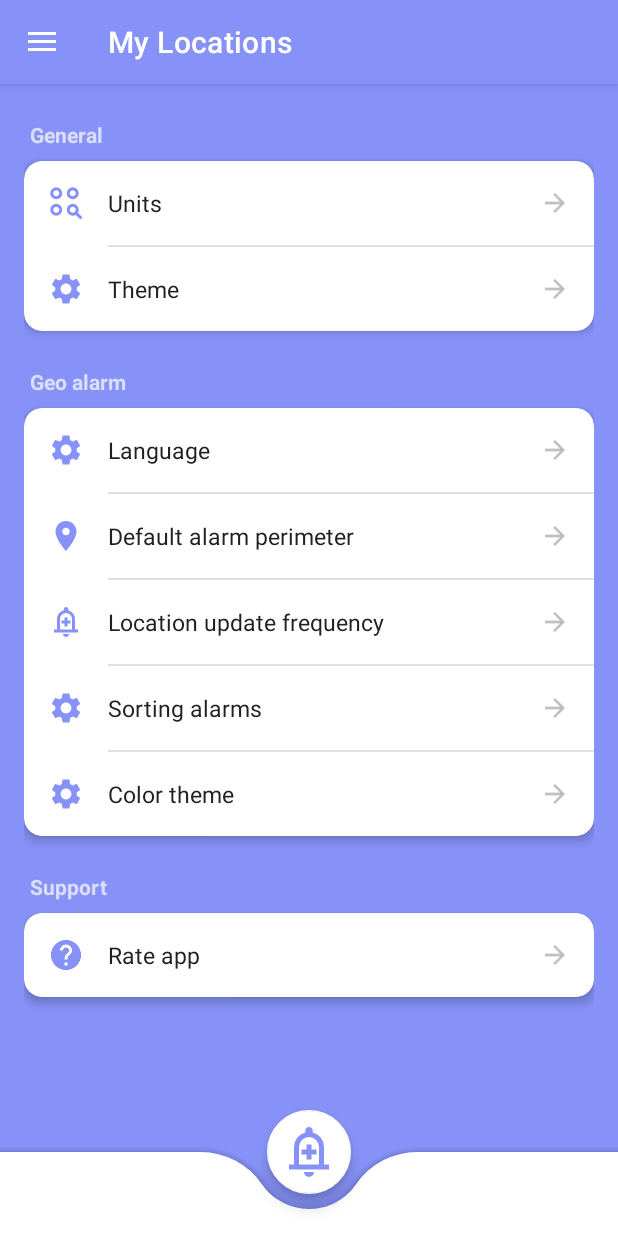
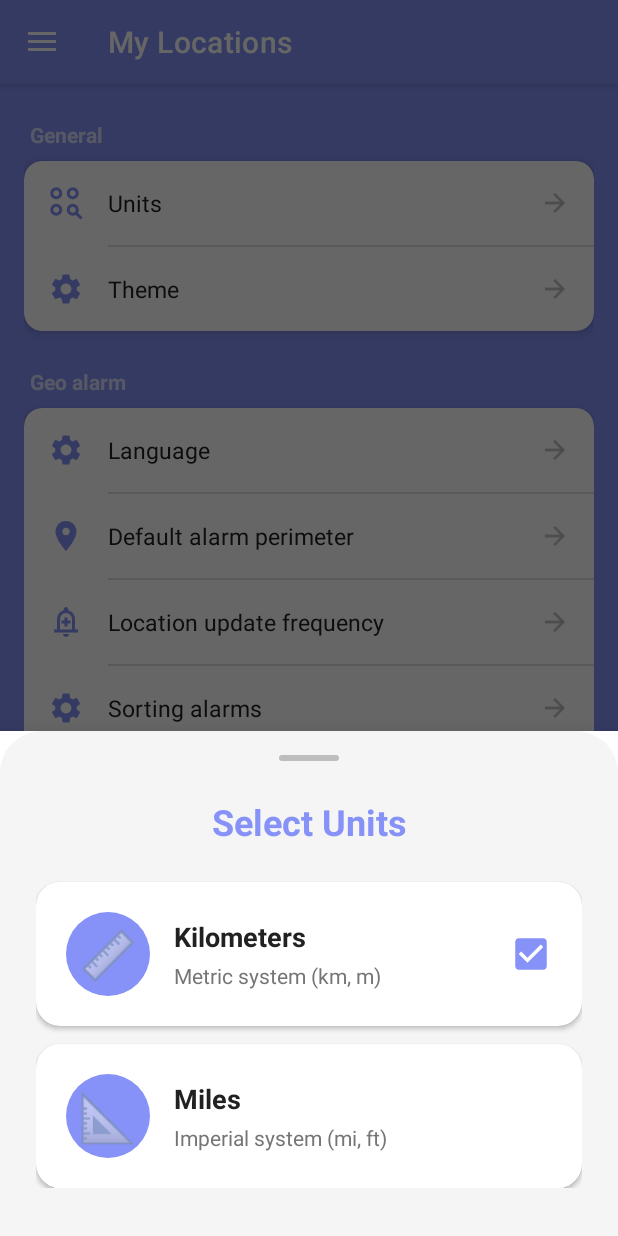
Before and after one commit to rudeek/sleepy-trip, an Android app: the fragment SettingsFragment placed in its activity, after a tap on "Units", on a phone screen of 412 x 824 dp. Run offline under Robolectric (Android 15) with nearby library versions, the phone set to English and light mode, and no system bars; our stand-ins replace Room's generated code.

Commit message:
added units and settings

```diff
--- a/app/build.gradle
+++ b/app/build.gradle
@@ -35,7 +35,6 @@ android {
 
 dependencies {
 
-
     implementation 'com.google.android.material:material:1.9.0'
     implementation libs.appcompat
     implementation libs.material
@@ -50,4 +49,5 @@ dependencies {
     implementation libs.play.services.location
     implementation 'androidx.appcompat:appcompat:1.7.0'
     implementation 'com.google.android.gms:play-services-location:21.3.0'
+    implementation 'com.google.android.material:material:1.11.0'
 }
--- a/app/src/main/java/com/example/sleepytrip/LocationAdapter.java
+++ b/app/src/main/java/com/example/sleepytrip/LocationAdapter.java
@@ -63,12 +63,10 @@ public class LocationAdapter extends RecyclerView.Adapter<LocationAdapter.Locati
         holder.tvAddress.setText(location.getAddress());
 
         // Форматируем радиус
-        String radiusText;
-        if (location.getRadius() >= 1000) {
-            radiusText = String.format("📍 Радиус: %.1f км", location.getRadius() / 1000);
-        } else {
-            radiusText = String.format("📍 Радиус: %.0f м", location.getRadius());
-        }
+        String radiusText = "📍 Радиус: " + SettingsFragment.formatDistance(
+                holder.itemView.getContext(),
+                location.getRadius()
+        );
         holder.tvRadius.setText(radiusText);
 
         // === РЕЖИМ УДАЛЕНИЯ ===
--- a/app/src/main/java/com/example/sleepytrip/SettingsFragment.java
+++ b/app/src/main/java/com/example/sleepytrip/SettingsFragment.java
@@ -1,12 +1,17 @@
 package com.example.sleepytrip;
 
+import android.content.Context;
+import android.content.SharedPreferences;
 import android.os.Bundle;
 import androidx.fragment.app.Fragment;
 import android.view.LayoutInflater;
 import android.view.View;
 import android.view.ViewGroup;
+import android.widget.ImageView;
 import android.widget.LinearLayout;
 import android.widget.Toast;
+
+import com.google.android.material.bottomsheet.BottomSheetDialog;
 
 public class SettingsFragment extends Fragment {
 
@@ -19,10 +24,19 @@ public class SettingsFragment extends Fragment {
     private LinearLayout settingColorTheme;
     private LinearLayout settingRateApp;
 
+    private SharedPreferences prefs;
+    private static final String PREFS_NAME = "SleepyTripSettings";
+    private static final String KEY_UNITS = "units";
+    private static final String UNITS_KM = "km";
+    private static final String UNITS_MILES = "miles";
+
     @Override
     public View onCreateView(LayoutInflater inflater, ViewGroup container,
                              Bundle savedInstanceState) {
         View view = inflater.inflate(R.layout.fragment_settings, container, false);
+
+        // Инициализируем SharedPreferences
+        prefs = requireContext().getSharedPreferences(PREFS_NAME, Context.MODE_PRIVATE);
 
         // Находим все элементы настроек
         settingUnits = view.findViewById(R.id.setting_units);
@@ -37,19 +51,13 @@ public class SettingsFragment extends Fragment {
         // === ОБРАБОТЧИКИ КЛИКОВ ===
 
         // Units - выбор единиц измерения (км/мили)
-        settingUnits.setOnClickListener(v -> {
-            Toast.makeText(requireContext(),
-                    "Units: выбор километры/мили",
-                    Toast.LENGTH_SHORT).show();
-            // TODO: Открыть диалог выбора единиц измерения
-        });
+        settingUnits.setOnClickListener(v -> showUnitsBottomSheet());
 
         // Theme - выбор темы приложения
         settingTheme.setOnClickListener(v -> {
             Toast.makeText(requireContext(),
                     "Theme: светлая/тёмная тема",
                     Toast.LENGTH_SHORT).show();
-            // TODO: Открыть диалог выбора темы
         });
 
         // Language - выбор языка
@@ -57,7 +65,6 @@ public class SettingsFragment extends Fragment {
             Toast.makeText(requireContext(),
                     "Language: выбор языка приложения",
                     Toast.LENGTH_SHORT).show();
-            // TODO: Открыть диалог выбора языка (English/Русский/Română)
         });
 
         // Default alarm perimeter - радиус будильника по умолчанию
@@ -65,7 +72,6 @@ public class SettingsFragment extends Fragment {
             Toast.makeText(requireContext(),
                     "Default perimeter: радиус по умолчанию",
                     Toast.LENGTH_SHORT).show();
-            // TODO: Открыть диалог выбора радиуса
         });
 
         // Location update frequency - частота обновления геолокации
@@ -73,7 +79,6 @@ public class SettingsFragment extends Fragment {
             Toast.makeText(requireContext(),
                     "Frequency: частота обновления GPS",
                     Toast.LENGTH_SHORT).show();
-            // TODO: Открыть диалог выбора частоты (5с/10с/30с)
         });
 
         // Sorting alarms - сортировка будильников
@@ -81,7 +86,6 @@ public class SettingsFragment extends Fragment {
             Toast.makeText(requireContext(),
                     "Sorting: по дате/имени/расстоянию",
                     Toast.LENGTH_SHORT).show();
-            // TODO: Открыть диалог выбора сортировки
         });
 
         // Color theme - цветовая тема
@@ -89,7 +93,6 @@ public class SettingsFragment extends Fragment {
             Toast.makeText(requireContext(),
                     "Color theme: выбор цветовой схемы",
                     Toast.LENGTH_SHORT).show();
-            // TODO: Открыть диалог выбора цвета
         });
 
         // Rate app - оценить приложение
@@ -97,9 +100,99 @@ public class SettingsFragment extends Fragment {
             Toast.makeText(requireContext(),
                     "Rate app: открыть Google Play",
                     Toast.LENGTH_SHORT).show();
-            // TODO: Открыть приложение в Google Play для оценки
         });
 
         return view;
     }
+
+    // === МЕТОД ДЛЯ ПОКАЗА КРАСИВОГО BOTTOMSHEET ===
+    private void showUnitsBottomSheet() {
+        // Создаём BottomSheetDialog
+        BottomSheetDialog bottomSheet = new BottomSheetDialog(requireContext());
+
+        // Инфлейтим наш красивый layout
+        View sheetView = LayoutInflater.from(requireContext())
+                .inflate(R.layout.bottom_sheet_units, null);
+
+        bottomSheet.setContentView(sheetView);
+
+        // Находим элементы
+        androidx.cardview.widget.CardView optionKilometers = sheetView.findViewById(R.id.option_kilometers);
+        androidx.cardview.widget.CardView optionMiles = sheetView.findViewById(R.id.option_miles);
+        ImageView checkKilometers = sheetView.findViewById(R.id.check_kilometers);
+        ImageView checkMiles = sheetView.findViewById(R.id.check_miles);
+
+        // Получаем текущие настройки
+        String currentUnits = prefs.getString(KEY_UNITS, UNITS_KM);
+
+        // Устанавливаем галочки
+        if (UNITS_KM.equals(currentUnits)) {
+            checkKilometers.setVisibility(View.VISIBLE);
+            checkMiles.setVisibility(View.GONE);
+        } else {
+            checkKilometers.setVisibility(View.GONE);
+            checkMiles.setVisibility(View.VISIBLE);
+        }
+
+        // === КЛИК НА КИЛОМЕТРЫ ===
+        optionKilometers.setOnClickListener(v -> {
+            // Сохраняем выбор
+            prefs.edit().putString(KEY_UNITS, UNITS_KM).apply();
+
+            // Показываем уведомление
+            Toast.makeText(requireContext(),
+                    "✅ Kilometers selected",
+                    Toast.LENGTH_SHORT).show();
+
+            // Закрываем BottomSheet
+            bottomSheet.dismiss();
+        });
+
+        // === КЛИК НА МИЛИ ===
+        optionMiles.setOnClickListener(v -> {
+            // Сохраняем выбор
+            prefs.edit().putString(KEY_UNITS, UNITS_MILES).apply();
+
+            // Показываем уведомление
+            Toast.makeText(requireContext(),
+                    "✅ Miles selected",
+                    Toast.LENGTH_SHORT).show();
+
+            // Закрываем BottomSheet
+            bottomSheet.dismiss();
+        });
+
+        // Показываем BottomSheet
+        bottomSheet.show();
+    }
+
+    // === ПУБЛИЧНЫЙ МЕТОД ДЛЯ ПОЛУЧЕНИЯ ЕДИНИЦ ===
+    public static String getUnits(Context context) {
+        SharedPreferences prefs = context.getSharedPreferences(PREFS_NAME, Context.MODE_PRIVATE);
+        return prefs.getString(KEY_UNITS, UNITS_KM);
+    }
+
+    // === МЕТОД ДЛЯ ФОРМАТИРОВАНИЯ РАССТОЯНИЙ ===
+    public static String formatDistance(Context context, float meters) {
+        String units = getUnits(context);
+
+        if (UNITS_MILES.equals(units)) {
+            // Мили/футы
+            float miles = meters * 0.000621371f;
+
+            if (miles >= 1) {
+                return String.format("%.1f mi", miles);
+            } else {
+                float feet = meters * 3.28084f;
+                return String.format("%.0f ft", feet);
+            }
+        } else {
+            // Километры/метры
+            if (meters >= 1000) {
+                return String.format("%.1f km", meters / 1000);
+            } else {
+                return String.format("%.0f m", meters);
+            }
+        }
+    }
 }
--- /dev/null
+++ b/app/src/main/java/com/example/sleepytrip/UnitsBottomSheetFragment.java
@@ -0,0 +1,67 @@
+package com.example.sleepytrip;
+
+import android.content.Context;
+import android.content.SharedPreferences;
+import android.os.Bundle;
+import android.view.LayoutInflater;
+import android.view.View;
+import android.view.ViewGroup;
+import android.widget.ImageView;
+import android.widget.LinearLayout;
+import android.widget.Toast;
+
+import androidx.annotation.NonNull;
+import androidx.annotation.Nullable;
+
+import com.google.android.material.bottomsheet.BottomSheetDialogFragment;
+
+public class UnitsBottomSheetFragment extends BottomSheetDialogFragment {
+
+    private static final String PREFS_NAME = "SleepyTripSettings";
+    private static final String KEY_UNITS = "units";
+    private static final String UNITS_KM = "km";
+    private static final String UNITS_MILES = "miles";
+
+    @Nullable
+    @Override
+    public View onCreateView(@NonNull LayoutInflater inflater, @Nullable ViewGroup container, @Nullable Bundle savedInstanceState) {
+        View view = inflater.inflate(R.layout.bottom_sheet_units, container, false);
+
+        // Получаем SharedPreferences
+        SharedPreferences prefs = requireContext().getSharedPreferences(PREFS_NAME, Context.MODE_PRIVATE);
+
+        // Находим элементы
+        LinearLayout optionKilometers = view.findViewById(R.id.option_kilometers);
+        LinearLayout optionMiles = view.findViewById(R.id.option_miles);
+        ImageView checkKilometers = view.findViewById(R.id.check_kilometers);
+        ImageView checkMiles = view.findViewById(R.id.check_miles);
+
+        // Получаем текущие настройки
+        String currentUnits = prefs.getString(KEY_UNITS, UNITS_KM);
+
+        // Устанавливаем галочки
+        if (currentUnits.equals(UNITS_KM)) {
+            checkKilometers.setVisibility(View.VISIBLE);
+            checkMiles.setVisibility(View.GONE);
+        } else {
+            checkKilometers.setVisibility(View.GONE);
+            checkMiles.setVisibility(View.VISIBLE);
+        }
+
+        // Обработчик для километров
+        optionKilometers.setOnClickListener(v -> {
+            prefs.edit().putString(KEY_UNITS, UNITS_KM).apply();
+            Toast.makeText(requireContext(), "✅ Units changed to Kilometers", Toast.LENGTH_SHORT).show();
+            dismiss();
+        });
+
+        // Обработчик для миль
+        optionMiles.setOnClickListener(v -> {
+            prefs.edit().putString(KEY_UNITS, UNITS_MILES).apply();
+            Toast.makeText(requireContext(), "✅ Units changed to Miles", Toast.LENGTH_SHORT).show();
+            dismiss();
+        });
+
+        return view;
+    }
+}
--- /dev/null
+++ b/app/src/main/res/drawable/bottom_sheet_background.xml
@@ -0,0 +1,8 @@
+<?xml version="1.0" encoding="utf-8"?>
+<shape xmlns:android="http://schemas.android.com/apk/res/android"
+    android:shape="rectangle">
+    <solid android:color="#F5F5F5"/>
+    <corners
+        android:topLeftRadius="28dp"
+        android:topRightRadius="28dp"/>
+</shape>
--- /dev/null
+++ b/app/src/main/res/drawable/bottom_sheet_handle.xml
@@ -0,0 +1,6 @@
+<?xml version="1.0" encoding="utf-8"?>
+<shape xmlns:android="http://schemas.android.com/apk/res/android"
+    android:shape="rectangle">
+    <solid android:color="#BDBDBD"/>
+    <corners android:radius="2dp"/>
+</shape>
--- /dev/null
+++ b/app/src/main/res/layout/bottom_sheet_units.xml
@@ -0,0 +1,179 @@
+<?xml version="1.0" encoding="utf-8"?>
+<LinearLayout xmlns:android="http://schemas.android.com/apk/res/android"
+    xmlns:app="http://schemas.android.com/apk/res-auto"
+    android:layout_width="match_parent"
+    android:layout_height="wrap_content"
+    android:orientation="vertical"
+    android:background="@drawable/bottom_sheet_background"
+    android:paddingTop="16dp"
+    android:paddingBottom="32dp"
+    android:paddingStart="24dp"
+    android:paddingEnd="24dp">
+
+    <!-- Ручка для свайпа -->
+    <View
+        android:layout_width="40dp"
+        android:layout_height="4dp"
+        android:layout_gravity="center_horizontal"
+        android:background="@drawable/bottom_sheet_handle"
+        android:layout_marginBottom="24dp"/>
+
+    <!-- Заголовок -->
+    <TextView
+        android:layout_width="match_parent"
+        android:layout_height="wrap_content"
+        android:text="Select Units"
+        android:textSize="24sp"
+        android:textStyle="bold"
+        android:textColor="@color/lavender"
+        android:gravity="center"
+        android:layout_marginBottom="24dp"/>
+
+    <!-- Опция: Километры -->
+    <androidx.cardview.widget.CardView
+        android:id="@+id/option_kilometers"
+        android:layout_width="match_parent"
+        android:layout_height="wrap_content"
+        android:layout_marginBottom="12dp"
+        app:cardCornerRadius="16dp"
+        app:cardElevation="2dp"
+        android:clickable="true"
+        android:focusable="true"
+        android:foreground="?attr/selectableItemBackground"
+        app:cardBackgroundColor="@color/white">
+
+        <LinearLayout
+            android:layout_width="match_parent"
+            android:layout_height="wrap_content"
+            android:orientation="horizontal"
+            android:padding="20dp"
+            android:gravity="center_vertical">
+
+            <!-- Иконка -->
+            <LinearLayout
+                android:layout_width="56dp"
+                android:layout_height="56dp"
+                android:background="@drawable/emoji_circle_background"
+                android:gravity="center">
+
+                <TextView
+                    android:layout_width="wrap_content"
+                    android:layout_height="wrap_content"
+                    android:text="📏"
+                    android:textSize="32sp"/>
+
+            </LinearLayout>
+
+            <!-- Текст -->
+            <LinearLayout
+                android:layout_width="0dp"
+                android:layout_height="wrap_content"
+                android:layout_weight="1"
+                android:orientation="vertical"
+                android:layout_marginStart="16dp">
+
+                <TextView
+                    android:layout_width="wrap_content"
+                    android:layout_height="wrap_content"
+                    android:text="Kilometers"
+                    android:textSize="18sp"
+                    android:textStyle="bold"
+                    android:textColor="#212121"/>
+
+                <TextView
+                    android:layout_width="wrap_content"
+                    android:layout_height="wrap_content"
+                    android:text="Metric system (km, m)"
+                    android:textSize="14sp"
+                    android:textColor="#757575"
+                    android:layout_marginTop="4dp"/>
+
+            </LinearLayout>
+
+            <!-- Галочка -->
+            <ImageView
+                android:id="@+id/check_kilometers"
+                android:layout_width="28dp"
+                android:layout_height="28dp"
+                android:src="@drawable/ic_check_box_checked"
+                android:visibility="visible"
+                app:tint="@color/lavender"/>
+
+        </LinearLayout>
+
+    </androidx.cardview.widget.CardView>
+
+    <!-- Опция: Мили -->
+    <androidx.cardview.widget.CardView
+        android:id="@+id/option_miles"
+        android:layout_width="match_parent"
+        android:layout_height="wrap_content"
+        app:cardCornerRadius="16dp"
+        app:cardElevation="2dp"
+        android:clickable="true"
+        android:focusable="true"
+        android:foreground="?attr/selectableItemBackground"
+        app:cardBackgroundColor="@color/white">
+
+        <LinearLayout
+            android:layout_width="match_parent"
+            android:layout_height="wrap_content"
+            android:orientation="horizontal"
+            android:padding="20dp"
+            android:gravity="center_vertical">
+
+            <!-- Иконка -->
+            <LinearLayout
+                android:layout_width="56dp"
+                android:layout_height="56dp"
+                android:background="@drawable/emoji_circle_background"
+                android:gravity="center">
+
+                <TextView
+                    android:layout_width="wrap_content"
+                    android:layout_height="wrap_content"
+                    android:text="📐"
+                    android:textSize="32sp"/>
+
+            </LinearLayout>
+
+            <!-- Текст -->
+            <LinearLayout
+                android:layout_width="0dp"
+                android:layout_height="wrap_content"
+                android:layout_weight="1"
+                android:orientation="vertical"
+                android:layout_marginStart="16dp">
+
+                <TextView
+                    android:layout_width="wrap_content"
+                    android:layout_height="wrap_content"
+                    android:text="Miles"
+                    android:textSize="18sp"
+                    android:textStyle="bold"
+                    android:textColor="#212121"/>
+
+                <TextView
+                    android:layout_width="wrap_content"
+                    android:layout_height="wrap_content"
+                    android:text="Imperial system (mi, ft)"
+                    android:textSize="14sp"
+                    android:textColor="#757575"
+                    android:layout_marginTop="4dp"/>
+
+            </LinearLayout>
+
+            <!-- Галочка -->
+            <ImageView
+                android:id="@+id/check_miles"
+                android:layout_width="28dp"
+                android:layout_height="28dp"
+                android:src="@drawable/ic_check_box_checked"
+                android:visibility="gone"
+                app:tint="@color/lavender"/>
+
+        </LinearLayout>
+
+    </androidx.cardview.widget.CardView>
+
+</LinearLayout>
```
